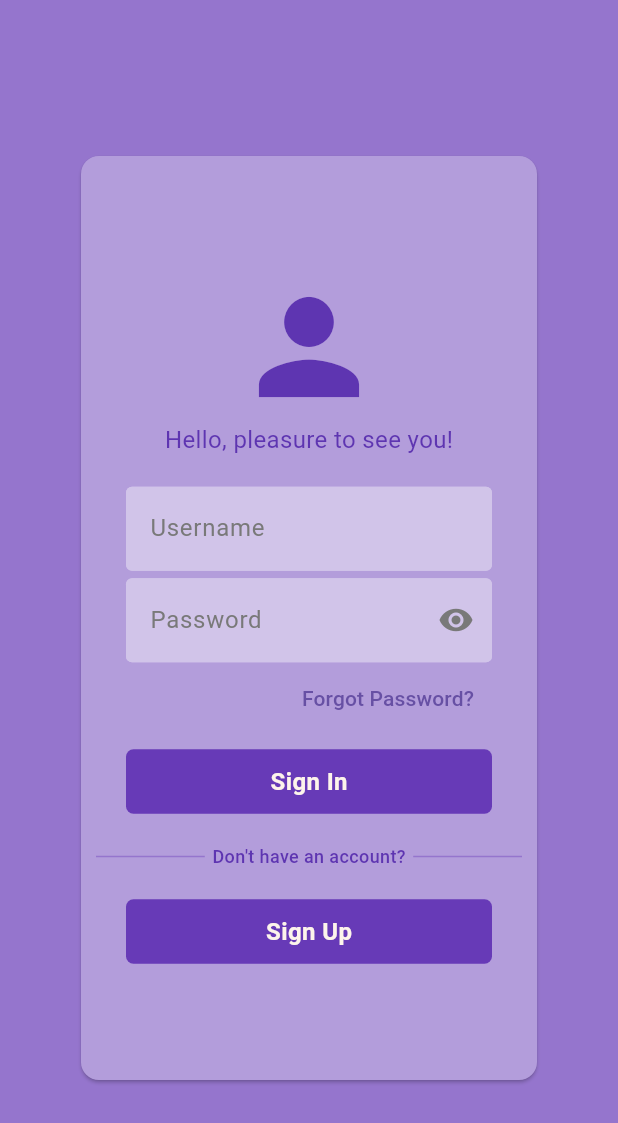
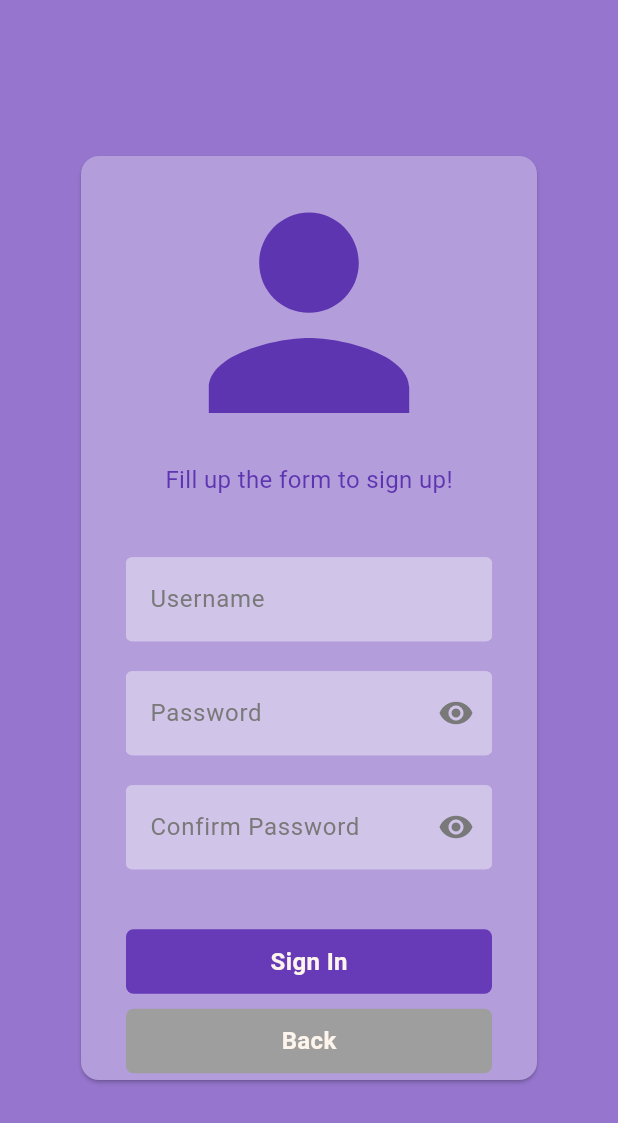
Before and after one commit to josecabralf/Learning-Flutter, a Flutter app: the screen it shows after launch, on a phone screen of 412 x 824 dp. Shown: the top 1123 px of the screen. Run offline on Flutter 3.47's test engine with Material 3 defaults, Android fonts, the phone set to English and light mode, and no system bars.

Commit message:
Created SignUp view

```diff
--- a/login_v2/lib/components/button_input.dart
+++ b/login_v2/lib/components/button_input.dart
@@ -4,10 +4,15 @@ class ButtonInput extends StatelessWidget {
   final String text;
   final VoidCallback onPressed;
 
+  final Color color;
+  final Color fontColor;
+
   const ButtonInput({
     super.key,
     required this.text,
     required this.onPressed,
+    this.color = Colors.deepPurple,
+    this.fontColor = const Color.fromARGB(255, 253, 244, 235),
   });
 
   @override
@@ -18,14 +23,14 @@ class ButtonInput extends StatelessWidget {
         padding: const EdgeInsets.symmetric(horizontal: 30, vertical: 10),
         margin: const EdgeInsets.symmetric(horizontal: 30),
         decoration: BoxDecoration(
-          color: Colors.deepPurple,
+          color: color,
           borderRadius: BorderRadius.circular(5),
         ),
         child: Center(
           child: Text(
             text,
-            style: const TextStyle(
-              color: Color.fromARGB(255, 253, 244, 235),
+            style: TextStyle(
+              color: fontColor,
               fontSize: 16,
               fontWeight: FontWeight.bold,
             ),
--- a/login_v2/lib/components/password_input.dart
+++ b/login_v2/lib/components/password_input.dart
@@ -3,9 +3,12 @@ import 'package:flutter/material.dart';
 class PasswordInput extends StatefulWidget {
   final TextEditingController controller;
 
+  final String hintText;
+
   const PasswordInput({
     super.key,
     required this.controller,
+    this.hintText = 'Password',
   }) : super();
 
   @override
@@ -34,7 +37,7 @@ class PasswordInputState extends State<PasswordInput> {
           fillColor: Colors.deepPurple[100],
           filled: true,
 
-          hintText: 'Password',
+          hintText: widget.hintText,
           hintStyle: const TextStyle(
             color: Color.fromARGB(255, 121, 121, 121),
             fontWeight: FontWeight.w400,
--- a/login_v2/lib/main.dart
+++ b/login_v2/lib/main.dart
@@ -1,8 +1,8 @@
 import 'package:flutter/material.dart';
-import 'package:login_v2/sites/login/login.service.dart';
-import 'package:login_v2/sites/login/login.site.dart';
-// import 'package:login_v2/sites/sign_up/sign_up.service.dart';
-// import 'package:login_v2/sites/sign_up/sign_up.site.dart';
+// import 'package:login_v2/sites/login/login.service.dart';
+// import 'package:login_v2/sites/login/login.site.dart';
+import 'package:login_v2/sites/sign_up/sign_up.service.dart';
+import 'package:login_v2/sites/sign_up/sign_up.site.dart';
 
 void main() {
   runApp(const MainApp());
@@ -14,7 +14,12 @@ class MainApp extends StatelessWidget {
   @override
   Widget build(BuildContext context) {
     return MaterialApp(
-      home: LoginSite(loginService: LoginService()),
+      home: Scaffold(
+        backgroundColor: Colors.deepPurple[300],
+        body: SignUpSite(
+          signupService: SignUpService(),
+        ),
+      )
     );
   }
 }
--- a/login_v2/lib/sites/login/login.desktop.dart
+++ b/login_v2/lib/sites/login/login.desktop.dart
@@ -23,9 +23,7 @@ class LoginDesktop extends StatelessWidget {
 
   @override
   Widget build(BuildContext context) {
-    return Scaffold(
-      backgroundColor: Colors.deepPurple[300],
-      body: SingleChildScrollView(
+    return SingleChildScrollView(
       child: CenteredFloatingCard(
         child: Container(
           width: 600,
@@ -51,7 +49,6 @@ class LoginDesktop extends StatelessWidget {
           ),
         ),
       ),
-      ),
     );
   }
 }
--- a/login_v2/lib/sites/login/login.mobile.dart
+++ b/login_v2/lib/sites/login/login.mobile.dart
@@ -23,9 +23,7 @@ class LoginMobile extends StatelessWidget {
 
   @override
   Widget build(BuildContext context) {
-    return Scaffold(
-      backgroundColor: Colors.deepPurple[300],
-      body: CenteredFloatingCard(
+    return CenteredFloatingCard(
       child: Column(
         mainAxisAlignment: MainAxisAlignment.center,
         children: [
@@ -49,7 +47,6 @@ class LoginMobile extends StatelessWidget {
           )
         ],
       ),
-      ),
     );
   }
 }
--- /dev/null
+++ b/login_v2/lib/sites/sign_up/components/sign_up.buttons.dart
@@ -0,0 +1,28 @@
+import 'package:flutter/material.dart';
+import 'package:login_v2/components/button_input.dart';
+
+class SignUpButtons extends StatelessWidget {
+  const SignUpButtons(
+    {super.key,
+    required this.onSignUp,
+    required this.onCancel,});
+
+  final VoidCallback onSignUp;
+  final VoidCallback onCancel;
+
+  @override
+  Widget build(BuildContext context) {
+    return Column(
+      children: [
+        // Register Button
+        Column(
+          children: [
+            ButtonInput(text: 'Sign In', onPressed: onSignUp),
+            const SizedBox(height: 10),
+            ButtonInput(text: 'Back', onPressed: onCancel, color: Colors.grey[500]!),
+          ],
+        ),
+      ],
+    );
+  }
+}
--- /dev/null
+++ b/login_v2/lib/sites/sign_up/components/sign_up.icon.dart
@@ -0,0 +1,21 @@
+import 'package:flutter/material.dart';
+
+class SignUpIcon extends StatelessWidget {
+  const SignUpIcon({super.key, this.iconSize = 200, this.fontSize = 16})
+      : super();
+
+  final double iconSize;
+  final double fontSize;
+
+  @override
+  Widget build(BuildContext context) {
+    return Column(
+      children: [
+        Icon(Icons.person, size: iconSize, color: Colors.deepPurple[600]),
+        Text('Fill up the form to sign up!',
+          style: TextStyle(fontSize: fontSize, color: Colors.deepPurple[600])
+        ),
+      ],
+    );
+  }
+}
--- /dev/null
+++ b/login_v2/lib/sites/sign_up/components/sign_up.inputs.dart
@@ -0,0 +1,40 @@
+import 'package:flutter/material.dart';
+import 'package:login_v2/components/password_input.dart';
+import 'package:login_v2/components/text_input.dart';
+
+class SignUpInputs extends StatelessWidget {
+  const SignUpInputs(
+      {super.key,
+      required this.usernameController,
+      required this.passwordController,
+      required this.confirmPasswordController,
+      this.innerSpacing = 20})
+      : super();
+
+  final TextEditingController usernameController;
+  final TextEditingController passwordController;
+  final TextEditingController confirmPasswordController;
+
+  final double innerSpacing;
+
+  @override
+  Widget build(BuildContext context) {
+    return Column(
+      children: [
+        TextInput(
+          controller: usernameController,
+          hintText: 'Username',
+        ),
+        SizedBox(height: innerSpacing),
+        PasswordInput(
+          controller: passwordController,
+        ),
+        SizedBox(height: innerSpacing),
+        PasswordInput(
+          controller: confirmPasswordController,
+          hintText: 'Confirm Password',
+        ),
+      ],
+    );
+  }
+}
--- a/login_v2/lib/sites/sign_up/sign_up.desktop.dart
+++ b/login_v2/lib/sites/sign_up/sign_up.desktop.dart
@@ -1,19 +1,53 @@
 import 'package:flutter/material.dart';
+import 'package:login_v2/layout/centered_floating_card.dart';
+import 'package:login_v2/sites/sign_up/components/sign_up.buttons.dart';
+import 'package:login_v2/sites/sign_up/components/sign_up.icon.dart';
+import 'package:login_v2/sites/sign_up/components/sign_up.inputs.dart';
 
 class SignUpDesktop extends StatelessWidget {
   const SignUpDesktop({
     super.key,
     required this.usernameController,
     required this.passwordController,
+    required this.confirmPasswordController,
     required this.onSignUp,
+    required this.onCancel
   });
 
   final VoidCallback onSignUp;
+  final VoidCallback onCancel;
+
   final TextEditingController usernameController;
   final TextEditingController passwordController;
+  final TextEditingController confirmPasswordController;
 
   @override
   Widget build(BuildContext context) {
-    return Container();
+    return CenteredFloatingCard(
+      child: Container(
+        width: 600,
+        constraints: const BoxConstraints(minHeight: 700, minWidth: 600),
+        child: Column(
+          mainAxisAlignment: MainAxisAlignment.center,
+          children: [
+            // Icon & Hello Message
+            const SignUpIcon(),
+            const SizedBox(height: 40),
+
+            // Username, Password & ConfirmPassword Inputs
+            SignUpInputs(
+              usernameController: usernameController,
+              passwordController: passwordController,
+              confirmPasswordController: confirmPasswordController,
+            ),
+
+            const SizedBox(height: 40),
+
+            // Login Button
+            SignUpButtons(onSignUp: onSignUp, onCancel: onCancel,),
+          ],
+        ),
+      ),
+    );
   }
 }
--- a/login_v2/lib/sites/sign_up/sign_up.mobile.dart
+++ b/login_v2/lib/sites/sign_up/sign_up.mobile.dart
@@ -1,19 +1,49 @@
 import 'package:flutter/material.dart';
+import 'package:login_v2/layout/centered_floating_card.dart';
+import 'package:login_v2/sites/sign_up/components/sign_up.buttons.dart';
+import 'package:login_v2/sites/sign_up/components/sign_up.icon.dart';
+import 'package:login_v2/sites/sign_up/components/sign_up.inputs.dart';
 
 class SignUpMobile extends StatelessWidget {
   const SignUpMobile({
     super.key,
     required this.usernameController,
     required this.passwordController,
+    required this.confirmPasswordController,
     required this.onSignUp,
+    required this.onCancel
   });
 
   final VoidCallback onSignUp;
+  final VoidCallback onCancel;
+
   final TextEditingController usernameController;
   final TextEditingController passwordController;
+  final TextEditingController confirmPasswordController;
 
   @override
   Widget build(BuildContext context) {
-    return Container();
+    return CenteredFloatingCard(
+      child: Column(
+        mainAxisAlignment: MainAxisAlignment.center,
+        children: [
+          // Icon & Hello Message
+          const SignUpIcon(),
+          const SizedBox(height: 40),
+
+          // Username, Password & ConfirmPassword Inputs
+          SignUpInputs(
+            usernameController: usernameController,
+            passwordController: passwordController,
+            confirmPasswordController: confirmPasswordController,
+          ),
+
+          const SizedBox(height: 40),
+
+          // Login Button
+          SignUpButtons(onSignUp: onSignUp, onCancel: onCancel,),
+        ],
+      ),
+    );
   }
 }
--- a/login_v2/lib/sites/sign_up/sign_up.service.dart
+++ b/login_v2/lib/sites/sign_up/sign_up.service.dart
@@ -3,6 +3,8 @@ import 'package:flutter/material.dart';
 class SignUpService {
   final TextEditingController usernameController = TextEditingController();
   final TextEditingController passwordController = TextEditingController();
+  final TextEditingController confirmPasswordController = TextEditingController();
 
   void onSignUp() {}
+  void onCancel() {}
 }
--- a/login_v2/lib/sites/sign_up/sign_up.site.dart
+++ b/login_v2/lib/sites/sign_up/sign_up.site.dart
@@ -15,10 +15,15 @@ class SignUpSite extends StatelessWidget {
       mobileChild: SignUpMobile(
           usernameController: signupService.usernameController,
           passwordController: signupService.passwordController,
-            onSignUp: signupService.onSignUp),
+          confirmPasswordController: signupService.confirmPasswordController,
+          onSignUp: signupService.onSignUp,
+          onCancel: signupService.onCancel),
       desktopChild: SignUpDesktop(
           usernameController: signupService.usernameController,
           passwordController: signupService.passwordController,
-            onSignUp: signupService.onSignUp));
+          confirmPasswordController: signupService.confirmPasswordController,
+          onSignUp: signupService.onSignUp,
+          onCancel: signupService.onCancel)
+    );
   }
 }
```
Lines whose indentation alone changed are shown as unchanged.
